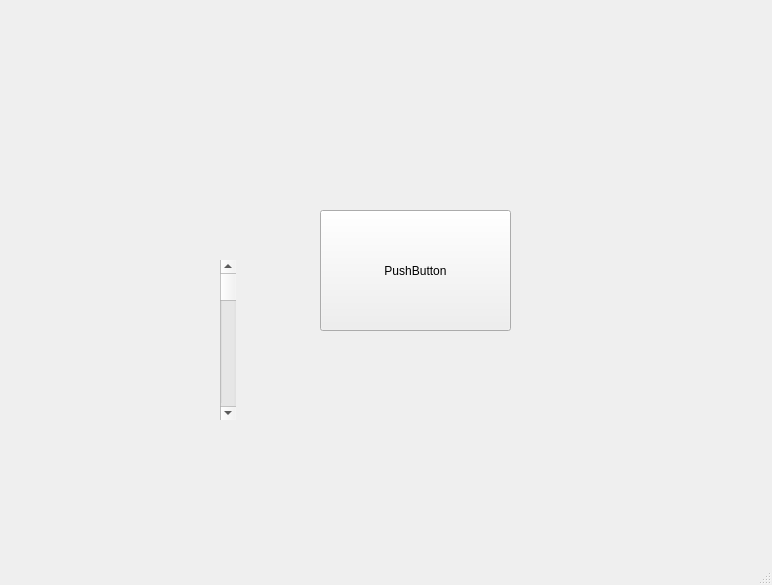
The window that mainwindow.ui (michuMM/PaintPlus) describes before a commit, drawn with Qt 5.
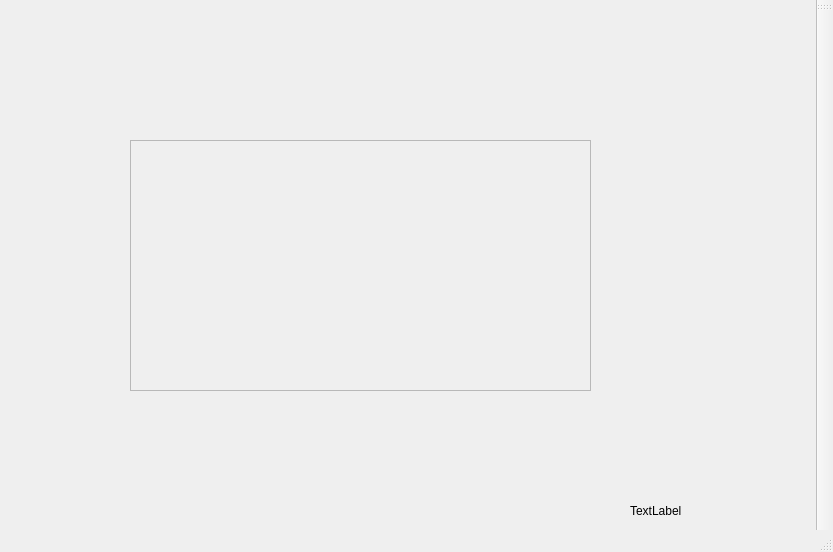
The same window after the commit.

The edit to the form file:
```diff
--- a/mainwindow.ui
+++ b/mainwindow.ui
@@ -6,38 +6,41 @@
    <rect>
     <x>0</x>
     <y>0</y>
-    <width>772</width>
-    <height>585</height>
+    <width>833</width>
+    <height>552</height>
    </rect>
   </property>
   <property name="windowTitle">
    <string>MainWindow</string>
   </property>
   <widget class="QWidget" name="centralwidget">
-   <widget class="QPushButton" name="pushButton">
+   <widget class="QLabel" name="label">
     <property name="geometry">
      <rect>
-      <x>320</x>
-      <y>210</y>
-      <width>191</width>
-      <height>121</height>
+      <x>630</x>
+      <y>490</y>
+      <width>161</width>
+      <height>41</height>
      </rect>
     </property>
     <property name="text">
-     <string>PushButton</string>
+     <string>TextLabel</string>
     </property>
    </widget>
-   <widget class="QScrollBar" name="verticalScrollBar">
+   <widget class="QFrame" name="frame">
     <property name="geometry">
      <rect>
-      <x>220</x>
-      <y>260</y>
-      <width>16</width>
-      <height>160</height>
+      <x>130</x>
+      <y>140</y>
+      <width>461</width>
+      <height>251</height>
      </rect>
     </property>
-    <property name="orientation">
-     <enum>Qt::Vertical</enum>
+    <property name="frameShape">
+     <enum>QFrame::StyledPanel</enum>
+    </property>
+    <property name="frameShadow">
+     <enum>QFrame::Raised</enum>
     </property>
    </widget>
   </widget>
@@ -51,7 +54,18 @@
     </rect>
    </property>
   </widget>
-  <widget class="QStatusBar" name="statusbar"/>
+  <widget class="QToolBar" name="toolBar">
+   <property name="windowTitle">
+    <string>toolBar</string>
+   </property>
+   <attribute name="toolBarArea">
+    <enum>RightToolBarArea</enum>
+   </attribute>
+   <attribute name="toolBarBreak">
+    <bool>false</bool>
+   </attribute>
+  </widget>
+  <widget class="QStatusBar" name="statusBar"/>
  </widget>
  <resources/>
  <connections/>
```
Left out of the diff: 2 changed lines with no effect on the pictures.
